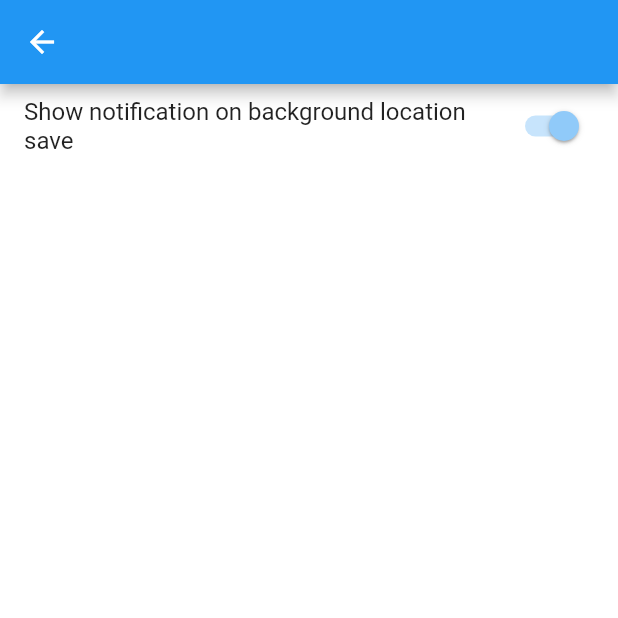
After one commit to GeorgopoulosGiannis/where_i_park, a Flutter app: the SettingsScreen screen opened directly, after a tap on "Show notification on background location", on a phone screen of 412 x 824 dp, the top half of it. The commit adds this screen. Run offline on Flutter 3.47's test engine with Material 2 defaults, Android fonts, the phone set to English and light mode, and no system bars; our stand-ins replace bloc, either_dart, equatable, flutter_bloc, flutter_local_notifications, geocoding and 10 more; missing offline and left inert: app_settings, bluetooth_events, maps_launcher; accounts and stored records are empty.

Commit message:
Add settings

```diff
--- a/lib/features/drawer/presentation/widgets/home_drawer.dart
+++ b/lib/features/drawer/presentation/widgets/home_drawer.dart
@@ -1,6 +1,7 @@
 import 'package:flutter/cupertino.dart';
 import 'package:flutter/material.dart';
 import 'package:where_i_park/features/chronology/presentation/pages/chronology_screen.dart';
+import 'package:where_i_park/features/settings/presentation/pages/settings_screen.dart';
 
 import 'drawer_header.dart';
 import 'drawer_list_tile.dart';
@@ -43,7 +44,15 @@ class HomeDrawer extends StatelessWidget {
           DrawerListTile(
             text: 'Settings',
             iconData: Icons.settings,
-            onTap: () {},
+            onTap: () {
+              Navigator.of(context).push(
+                CupertinoPageRoute(
+                  builder: (context) {
+                    return const SettingsScreen();
+                  },
+                ),
+              );
+            },
           ),
           const Divider(
             height: 1,
--- /dev/null
+++ b/lib/features/settings/presentation/pages/settings_screen.dart
@@ -0,0 +1,20 @@
+import 'package:flutter/material.dart';
+import 'package:where_i_park/features/settings/presentation/widgets/settings_switch_item.dart';
+
+class SettingsScreen extends StatelessWidget {
+  const SettingsScreen({Key? key}) : super(key: key);
+
+  @override
+  Widget build(BuildContext context) {
+    return SafeArea(
+      child: Scaffold(
+        appBar: AppBar(),
+        body: ListView(
+          children: [
+            SettingsSwitchItem(),
+          ],
+        ),
+      ),
+    );
+  }
+}
--- /dev/null
+++ b/lib/features/settings/presentation/widgets/settings_switch_item.dart
@@ -0,0 +1,28 @@
+import 'package:flutter/material.dart';
+
+class SettingsSwitchItem extends StatefulWidget {
+  const SettingsSwitchItem({Key? key}) : super(key: key);
+
+  @override
+  State<SettingsSwitchItem> createState() => _SettingsSwitchItemState();
+}
+
+class _SettingsSwitchItemState extends State<SettingsSwitchItem> {
+  late final theme = Theme.of(context);
+  bool val = false;
+  @override
+  Widget build(BuildContext context) {
+    return SwitchListTile(
+      title: Text(
+        'Show notification on background location save',
+        style: theme.textTheme.subtitle1,
+      ),
+      value: val,
+      activeColor: Theme.of(context).colorScheme.primary,
+      onChanged: (newVal) {
+        val = newVal;
+        setState(() {});
+      },
+    );
+  }
+}
```
